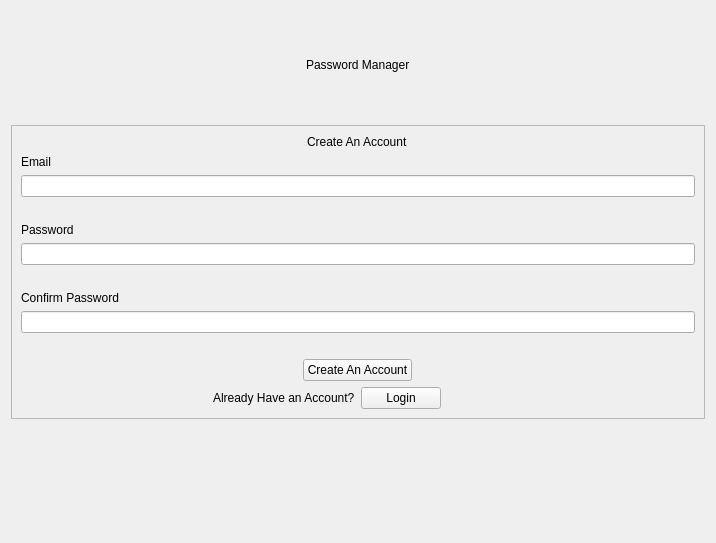
Qt form pages/signup/createaccount.ui (SahisN/PasswordManager) before a commit.
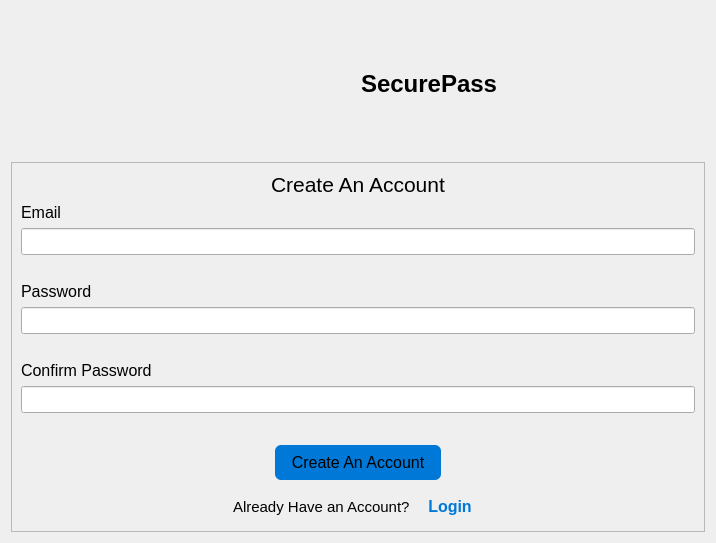
The same form after that commit. Icons and pictures are not drawn.

```diff
--- a/pages/signup/createaccount.ui
+++ b/pages/signup/createaccount.ui
@@ -13,18 +13,59 @@
   <property name="windowTitle">
    <string>Form</string>
   </property>
+  <property name="styleSheet">
+   <string notr="true"/>
+  </property>
   <layout class="QVBoxLayout" name="verticalLayout">
-   <item alignment="Qt::AlignmentFlag::AlignHCenter">
-    <widget class="QLabel" name="title">
-     <property name="text">
-      <string>Password Manager</string>
-     </property>
-    </widget>
+   <item>
+    <layout class="QHBoxLayout" name="horizontalLayout_4">
+     <item alignment="Qt::AlignmentFlag::AlignRight">
+      <widget class="QLabel" name="logo">
+       <property name="sizePolicy">
+        <sizepolicy hsizetype="Preferred" vsizetype="Preferred">
+         <horstretch>0</horstretch>
+         <verstretch>0</verstretch>
+        </sizepolicy>
+       </property>
+       <property name="maximumSize">
+        <size>
+         <width>80</width>
+         <height>80</height>
+        </size>
+       </property>
+       <property name="text">
+        <string/>
+       </property>
+       <property name="pixmap">
+        <pixmap resource="../../resources.qrc">:/img/images/vault_logo.svg</pixmap>
+       </property>
+       <property name="scaledContents">
+        <bool>true</bool>
+       </property>
+      </widget>
+     </item>
+     <item alignment="Qt::AlignmentFlag::AlignLeft">
+      <widget class="QLabel" name="title">
+       <property name="font">
+        <font>
+         <pointsize>18</pointsize>
+         <bold>true</bold>
+        </font>
+       </property>
+       <property name="text">
+        <string>SecurePass</string>
+       </property>
+      </widget>
+     </item>
+    </layout>
    </item>
    <item>
     <layout class="QHBoxLayout" name="horizontalLayout_2">
      <item>
       <widget class="QFrame" name="frame">
+       <property name="styleSheet">
+        <string notr="true"/>
+       </property>
        <property name="frameShape">
         <enum>QFrame::Shape::StyledPanel</enum>
        </property>
@@ -34,6 +75,11 @@
        <layout class="QVBoxLayout" name="verticalLayout_2">
         <item alignment="Qt::AlignmentFlag::AlignHCenter">
          <widget class="QLabel" name="pageName">
+          <property name="font">
+           <font>
+            <pointsize>16</pointsize>
+           </font>
+          </property>
           <property name="text">
            <string>Create An Account</string>
           </property>
@@ -41,6 +87,20 @@
         </item>
         <item>
          <widget class="QLabel" name="emailLabel">
+          <property name="sizeIncrement">
+           <size>
+            <width>0</width>
+            <height>0</height>
+           </size>
+          </property>
+          <property name="font">
+           <font>
+            <pointsize>12</pointsize>
+           </font>
+          </property>
+          <property name="styleSheet">
+           <string notr="true"/>
+          </property>
           <property name="text">
            <string>Email</string>
           </property>
@@ -48,6 +108,38 @@
         </item>
         <item>
          <widget class="QLineEdit" name="emailInput">
+          <property name="sizePolicy">
+           <sizepolicy hsizetype="Expanding" vsizetype="Fixed">
+            <horstretch>0</horstretch>
+            <verstretch>0</verstretch>
+           </sizepolicy>
+          </property>
+          <property name="minimumSize">
+           <size>
+            <width>0</width>
+            <height>0</height>
+           </size>
+          </property>
+          <property name="maximumSize">
+           <size>
+            <width>16777213</width>
+            <height>16777215</height>
+           </size>
+          </property>
+          <property name="sizeIncrement">
+           <size>
+            <width>0</width>
+            <height>0</height>
+           </size>
+          </property>
+          <property name="font">
+           <font>
+            <pointsize>12</pointsize>
+           </font>
+          </property>
+          <property name="styleSheet">
+           <string notr="true"/>
+          </property>
           <property name="inputMethodHints">
            <set>Qt::InputMethodHint::ImhEmailCharactersOnly</set>
           </property>
@@ -55,6 +147,14 @@
         </item>
         <item>
          <widget class="QLabel" name="emailErrorText">
+          <property name="font">
+           <font>
+            <pointsize>10</pointsize>
+           </font>
+          </property>
+          <property name="styleSheet">
+           <string notr="true">color: red</string>
+          </property>
           <property name="text">
            <string/>
           </property>
@@ -65,6 +165,11 @@
         </item>
         <item>
          <widget class="QLabel" name="passwordLabel">
+          <property name="font">
+           <font>
+            <pointsize>12</pointsize>
+           </font>
+          </property>
           <property name="text">
            <string>Password</string>
           </property>
@@ -72,6 +177,11 @@
         </item>
         <item>
          <widget class="QLineEdit" name="passwordInput">
+          <property name="font">
+           <font>
+            <pointsize>12</pointsize>
+           </font>
+          </property>
           <property name="text">
            <string/>
           </property>
@@ -82,6 +192,14 @@
         </item>
         <item>
          <widget class="QLabel" name="passwordErrorText">
+          <property name="font">
+           <font>
+            <pointsize>10</pointsize>
+           </font>
+          </property>
+          <property name="styleSheet">
+           <string notr="true">color: red</string>
+          </property>
           <property name="text">
            <string/>
           </property>
@@ -92,6 +210,11 @@
         </item>
         <item>
          <widget class="QLabel" name="confirmPasswordLabel">
+          <property name="font">
+           <font>
+            <pointsize>12</pointsize>
+           </font>
+          </property>
           <property name="text">
            <string>Confirm Password</string>
           </property>
@@ -99,6 +222,11 @@
         </item>
         <item>
          <widget class="QLineEdit" name="confirmPasswordInput">
+          <property name="font">
+           <font>
+            <pointsize>12</pointsize>
+           </font>
+          </property>
           <property name="echoMode">
            <enum>QLineEdit::EchoMode::Password</enum>
           </property>
@@ -106,6 +234,14 @@
         </item>
         <item>
          <widget class="QLabel" name="confirmPasswordErrorText">
+          <property name="font">
+           <font>
+            <pointsize>10</pointsize>
+           </font>
+          </property>
+          <property name="styleSheet">
+           <string notr="true">color: red</string>
+          </property>
           <property name="text">
            <string/>
           </property>
@@ -119,6 +255,26 @@
         </item>
         <item alignment="Qt::AlignmentFlag::AlignHCenter">
          <widget class="QPushButton" name="submitButton">
+          <property name="font">
+           <font>
+            <pointsize>12</pointsize>
+           </font>
+          </property>
+          <property name="styleSheet">
+           <string notr="true"> QPushButton {
+        background-color: #0078d7; 
+        border: none;
+        padding: 8px 16px;
+        border-radius: 6px;
+		margin: 5px;
+    }
+    QPushButton:hover {
+        background-color: #3399ff;  
+    }
+    QPushButton:pressed {
+        background-color: #005a9e;  
+    }</string>
+          </property>
           <property name="text">
            <string>Create An Account</string>
           </property>
@@ -126,8 +282,26 @@
         </item>
         <item>
          <layout class="QHBoxLayout" name="horizontalLayout">
+          <item>
+           <spacer name="horizontalSpacer">
+            <property name="orientation">
+             <enum>Qt::Orientation::Horizontal</enum>
+            </property>
+            <property name="sizeHint" stdset="0">
+             <size>
+              <width>40</width>
+              <height>20</height>
+             </size>
+            </property>
+           </spacer>
+          </item>
           <item alignment="Qt::AlignmentFlag::AlignRight">
            <widget class="QLabel" name="label">
+            <property name="font">
+             <font>
+              <pointsize>11</pointsize>
+             </font>
+            </property>
             <property name="text">
              <string>Already Have an Account?</string>
             </property>
@@ -135,11 +309,38 @@
           </item>
           <item alignment="Qt::AlignmentFlag::AlignLeft">
            <widget class="QPushButton" name="loginButton">
+            <property name="font">
+             <font>
+              <pointsize>12</pointsize>
+              <bold>true</bold>
+             </font>
+            </property>
+            <property name="cursor">
+             <cursorShape>PointingHandCursor</cursorShape>
+            </property>
+            <property name="styleSheet">
+             <string notr="true">color: #0078d7;;
+border: none;
+padding: 6px 12px;</string>
+            </property>
             <property name="text">
              <string>Login</string>
             </property>
            </widget>
           </item>
+          <item>
+           <spacer name="horizontalSpacer_2">
+            <property name="orientation">
+             <enum>Qt::Orientation::Horizontal</enum>
+            </property>
+            <property name="sizeHint" stdset="0">
+             <size>
+              <width>40</width>
+              <height>20</height>
+             </size>
+            </property>
+           </spacer>
+          </item>
          </layout>
         </item>
        </layout>
@@ -147,13 +348,6 @@
      </item>
     </layout>
    </item>
-   <item>
-    <widget class="QLabel" name="label_2">
-     <property name="text">
-      <string/>
-     </property>
-    </widget>
-   </item>
   </layout>
  </widget>
  <resources/>
```
Left out of the diff: 7 changed lines with no effect on the pictures.
